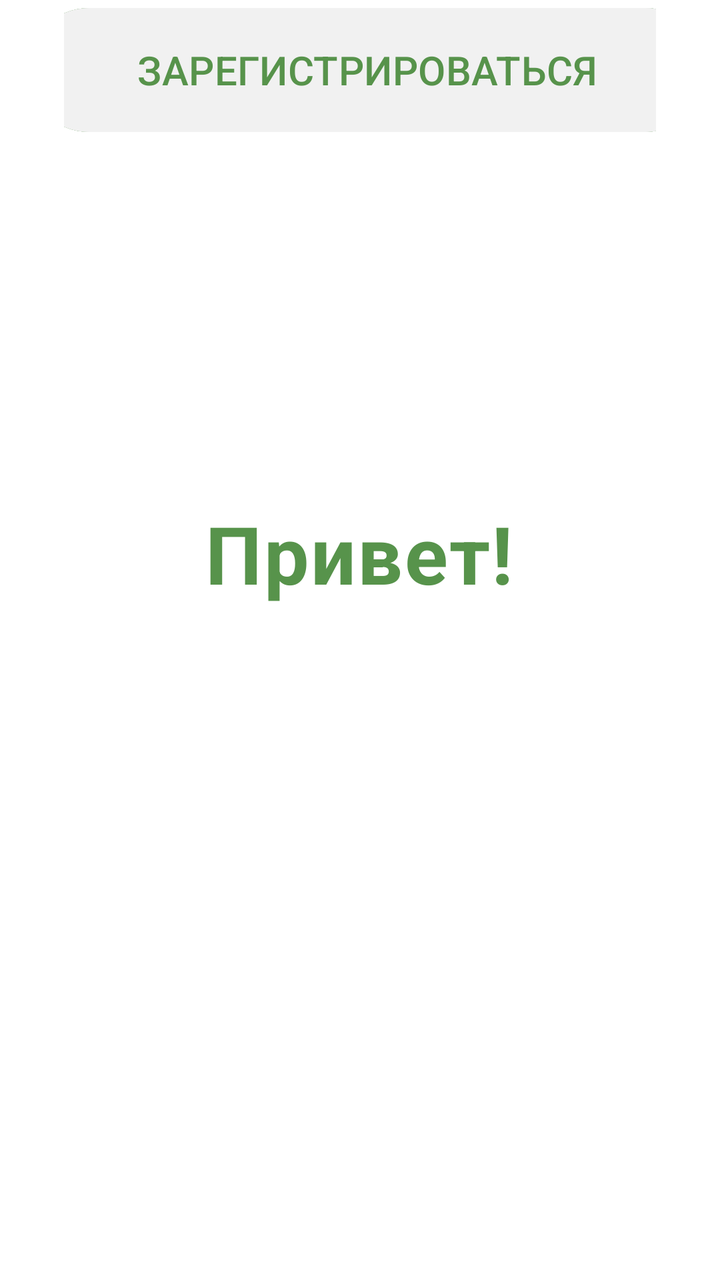
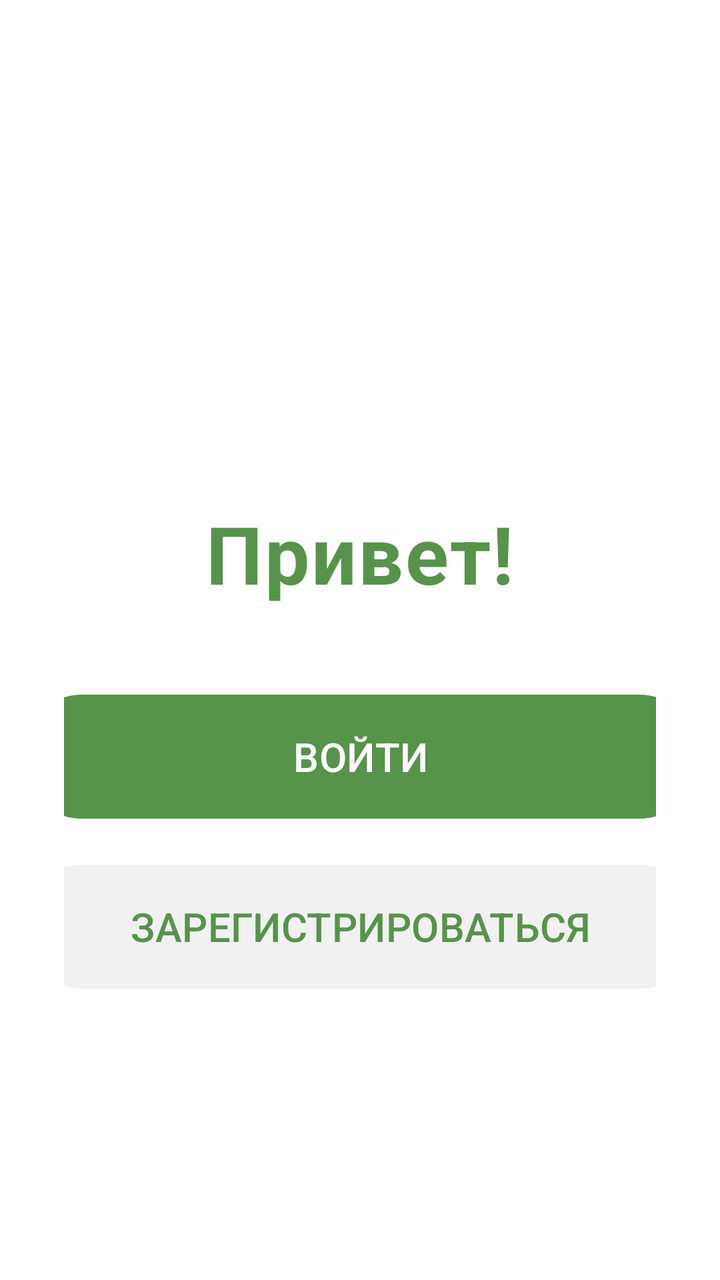

Screens rendered from an Android XML layout before and after an edit, with the pre-edit source and the edit as a unified diff.
<!-- AndroidManifest.xml: application theme Theme.EnglishApp -->
<!-- res/layout/authorization.xml -->
<?xml version="1.0" encoding="utf-8"?>
<androidx.constraintlayout.widget.ConstraintLayout xmlns:app="http://schemas.android.com/apk/res-auto"
    xmlns:tools="http://schemas.android.com/tools"
    xmlns:android="http://schemas.android.com/apk/res/android"
    android:layout_width="match_parent"
    android:layout_height="match_parent"
    android:background="@color/white"
    android:paddingHorizontal="32dp"
    tools:context=".MainActivity">

    <Button
        android:id="@+id/btn_sign_up"
        android:layout_width="340dp"
        android:layout_height="70dp"
        android:layout_weight="0.8"
        android:backgroundTint="@color/greenMain"
        android:text="ВОЙТИ"
        android:textSize="20sp"
        app:layout_constraintEnd_toEndOf="parent"
        app:layout_constraintHorizontal_bias="0.428"
        app:layout_constraintStart_toStartOf="parent"
        tools:layout_editor_absoluteY="349dp"
        tools:ignore="MissingConstraints" />

    <Button
        android:id="@+id/btn_sign_in"
        android:layout_width="340dp"
        android:layout_height="70dp"
        android:layout_weight="0.8"
        android:backgroundTint="@color/grayMain"
        android:text="ЗАРЕГИСТРИРОВАТЬСЯ"
        android:textColor="@color/greenMain"
        android:textSize="20sp"
        app:layout_constraintEnd_toEndOf="parent"
        app:layout_constraintHorizontal_bias="0.428"
        app:layout_constraintStart_toStartOf="parent"
        tools:layout_editor_absoluteY="434dp" />

    <TextView
        android:id="@+id/tvGreeting"
        android:layout_width="wrap_content"
        android:layout_height="wrap_content"
        android:layout_marginTop="250dp"
        android:letterSpacing="0.02"
        android:text="Привет!"
        android:textColor="@color/greenMain"
        android:textSize="40sp"
        android:textStyle="bold"
        app:layout_constraintEnd_toEndOf="parent"
        app:layout_constraintHorizontal_bias="0.497"
        app:layout_constraintStart_toStartOf="parent"
        app:layout_constraintTop_toTopOf="parent" />



</androidx.constraintlayout.widget.ConstraintLayout>
<!-- resources referenced by this layout -->
<resources>
  <color name="grayMain">#F1F1F1</color>
  <color name="greenMain">#57934B</color>
  <color name="white">#FFFFFFFF</color>
  <style name="Theme.EnglishApp" parent="Base.Theme.EnglishApp">
          <item name="buttonSearch">@style/ButtonSearch</item>
      </style>
  <style name="Base.Theme.EnglishApp" parent="Theme.Material3.DayNight.NoActionBar">
          <item name="android:windowBackground">@color/white</item>
      </style>
  <style name="ButtonSearch">
          <item name="android:src">@drawable/searchicon</item>
      </style>
  <!-- drawable searchicon (drawable) -->
  <vector xmlns:android="http://schemas.android.com/apk/res/android"
      android:width="24dp"
      android:height="24dp"
      android:viewportWidth="24"
      android:viewportHeight="24">
    <path
        android:pathData="M21,21L16.66,16.66"
        android:strokeLineJoin="round"
        android:strokeWidth="2"
        android:fillColor="#00000000"
        android:strokeColor="#13360A"
        android:strokeLineCap="round"/>
    <path
        android:pathData="M11,19C15.418,19 19,15.418 19,11C19,6.582 15.418,3 11,3C6.582,3 3,6.582 3,11C3,15.418 6.582,19 11,19Z"
        android:strokeLineJoin="round"
        android:strokeWidth="2"
        android:fillColor="#00000000"
        android:strokeColor="#13360A"
        android:strokeLineCap="round"/>
  </vector>
</resources>

<!-- the commit's change to res/layout/authorization.xml (unified diff, before → after) -->
@@ -1,40 +1,12 @@
 <?xml version="1.0" encoding="utf-8"?>
-<androidx.constraintlayout.widget.ConstraintLayout xmlns:app="http://schemas.android.com/apk/res-auto"
+<androidx.constraintlayout.widget.ConstraintLayout xmlns:android="http://schemas.android.com/apk/res/android"
+    xmlns:app="http://schemas.android.com/apk/res-auto"
     xmlns:tools="http://schemas.android.com/tools"
-    xmlns:android="http://schemas.android.com/apk/res/android"
     android:layout_width="match_parent"
     android:layout_height="match_parent"
     android:background="@color/white"
     android:paddingHorizontal="32dp"
     tools:context=".MainActivity">
-
-    <Button
-        android:id="@+id/btn_sign_up"
-        android:layout_width="340dp"
-        android:layout_height="70dp"
-        android:layout_weight="0.8"
-        android:backgroundTint="@color/greenMain"
-        android:text="ВОЙТИ"
-        android:textSize="20sp"
-        app:layout_constraintEnd_toEndOf="parent"
-        app:layout_constraintHorizontal_bias="0.428"
-        app:layout_constraintStart_toStartOf="parent"
-        tools:layout_editor_absoluteY="349dp"
-        tools:ignore="MissingConstraints" />
-
-    <Button
-        android:id="@+id/btn_sign_in"
-        android:layout_width="340dp"
-        android:layout_height="70dp"
-        android:layout_weight="0.8"
-        android:backgroundTint="@color/grayMain"
-        android:text="ЗАРЕГИСТРИРОВАТЬСЯ"
-        android:textColor="@color/greenMain"
-        android:textSize="20sp"
-        app:layout_constraintEnd_toEndOf="parent"
-        app:layout_constraintHorizontal_bias="0.428"
-        app:layout_constraintStart_toStartOf="parent"
-        tools:layout_editor_absoluteY="434dp" />
 
     <TextView
         android:id="@+id/tvGreeting"
@@ -47,10 +19,32 @@
         android:textSize="40sp"
         android:textStyle="bold"
         app:layout_constraintEnd_toEndOf="parent"
-        app:layout_constraintHorizontal_bias="0.497"
         app:layout_constraintStart_toStartOf="parent"
         app:layout_constraintTop_toTopOf="parent" />
 
+    <Button
+        android:id="@+id/btn_sign_up"
+        android:layout_width="340dp"
+        android:layout_height="70dp"
+        android:layout_marginTop="40dp"
+        android:backgroundTint="@color/greenMain"
+        android:text="ВОЙТИ"
+        android:textSize="20sp"
+        app:layout_constraintEnd_toEndOf="parent"
+        app:layout_constraintStart_toStartOf="parent"
+        app:layout_constraintTop_toBottomOf="@id/tvGreeting" />
 
+    <Button
+        android:id="@+id/btn_sign_in"
+        android:layout_width="340dp"
+        android:layout_height="70dp"
+        android:layout_marginTop="15dp"
+        android:backgroundTint="@color/grayMain"
+        android:text="ЗАРЕГИСТРИРОВАТЬСЯ"
+        android:textColor="@color/greenMain"
+        android:textSize="20sp"
+        app:layout_constraintEnd_toEndOf="parent"
+        app:layout_constraintStart_toStartOf="parent"
+        app:layout_constraintTop_toBottomOf="@id/btn_sign_up" />
 
 </androidx.constraintlayout.widget.ConstraintLayout>
